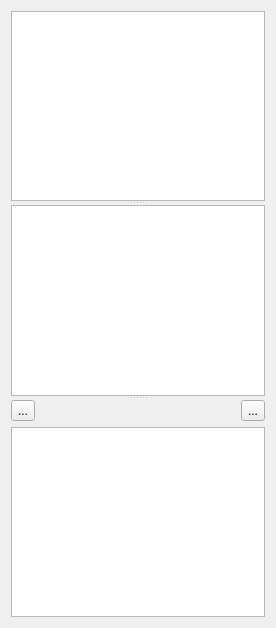
First picture: the form in spinetoolbox/ui/jump_properties.ui, repository spine-tools/Spine-Toolbox, before the edit.
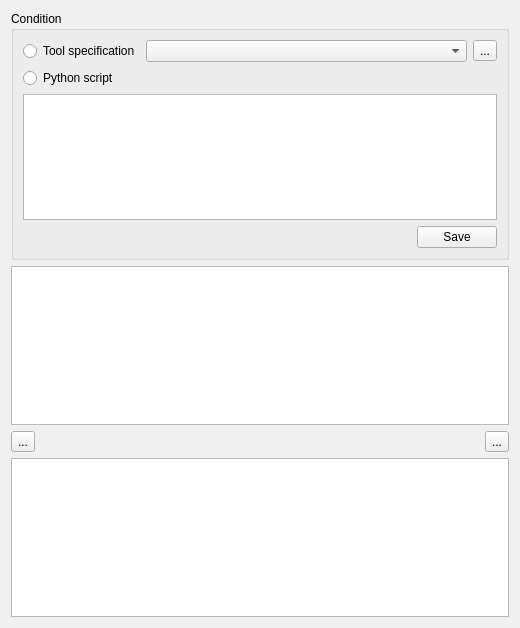
Second picture: the form after the edit. Icons and pictures are not drawn. Custom widgets are drawn as their Qt base class.

Commit message:
Support jumps with tool specifications
Re Spine-project/Spine-Toolbox#1778

```diff
--- a/spinetoolbox/ui/jump_properties.ui
+++ b/spinetoolbox/ui/jump_properties.ui
@@ -18,7 +18,7 @@
    <rect>
     <x>0</x>
     <y>0</y>
-    <width>276</width>
+    <width>520</width>
     <height>628</height>
    </rect>
   </property>
@@ -27,19 +27,83 @@
   </property>
   <layout class="QVBoxLayout" name="verticalLayout">
    <item>
-    <widget class="QSplitter" name="splitter">
+    <widget class="QGroupBox" name="groupBox_condition">
+     <property name="title">
+      <string>Condition</string>
+     </property>
+     <layout class="QVBoxLayout" name="verticalLayout_2">
+      <item>
+       <layout class="QHBoxLayout" name="horizontalLayout_2">
+        <item>
+         <widget class="QRadioButton" name="radioButton_tool_spec">
+          <property name="text">
+           <string>Tool specification</string>
+          </property>
+         </widget>
+        </item>
+        <item>
+         <widget class="QComboBox" name="comboBox_tool_spec">
+          <property name="sizePolicy">
+           <sizepolicy hsizetype="Expanding" vsizetype="Fixed">
+            <horstretch>0</horstretch>
+            <verstretch>0</verstretch>
+           </sizepolicy>
+          </property>
+         </widget>
+        </item>
+        <item>
+         <widget class="QToolButton" name="toolButton_edit_tool_spec">
+          <property name="text">
+           <string>...</string>
+          </property>
+          <property name="icon">
+           <iconset resource="../../../spine-items/spine_items/ui/resources/resources_icons.qrc">
+            <normaloff>:/icons/wrench.svg</normaloff>:/icons/wrench.svg</iconset>
+          </property>
+         </widget>
+        </item>
+       </layout>
+      </item>
+      <item>
+       <widget class="QRadioButton" name="radioButton_py_script">
+        <property name="text">
+         <string>Python script</string>
+        </property>
+       </widget>
+      </item>
+      <item>
+       <widget class="CodeTextEdit" name="condition_script_edit"/>
+      </item>
+      <item>
+       <layout class="QHBoxLayout" name="horizontalLayout_3">
+        <item>
+         <spacer name="horizontalSpacer_3">
      <property name="orientation">
-      <enum>Qt::Vertical</enum>
-     </property>
-     <widget class="CodeTextEdit" name="condition_edit"/>
-     <widget class="QTreeView" name="treeView_cmd_line_args">
-      <property name="dragDropMode">
-       <enum>QAbstractItemView::DragDrop</enum>
-      </property>
-     </widget>
-     <widget class="QWidget" name="verticalLayoutWidget">
+           <enum>Qt::Horizontal</enum>
+          </property>
+          <property name="sizeHint" stdset="0">
+           <size>
+            <width>40</width>
+            <height>20</height>
+           </size>
+          </property>
+         </spacer>
+        </item>
+        <item>
+         <widget class="QPushButton" name="pushButton_save_script">
+          <property name="text">
+           <string>Save</string>
+          </property>
+         </widget>
+        </item>
+       </layout>
+      </item>
+     </layout>
+    </widget>
+   </item>
+   <item>
       <layout class="QGridLayout" name="gridLayout">
-       <item row="0" column="0">
+     <item row="1" column="0">
         <layout class="QHBoxLayout" name="horizontalLayout">
          <item>
           <widget class="QToolButton" name="toolButton_add_arg">
@@ -78,7 +142,7 @@
          </item>
         </layout>
        </item>
-       <item row="1" column="0">
+     <item row="2" column="0">
         <widget class="QTreeView" name="treeView_input_files">
          <property name="dragDropMode">
           <enum>QAbstractItemView::DragDrop</enum>
@@ -88,9 +152,14 @@
          </property>
         </widget>
        </item>
-      </layout>
-     </widget>
-    </widget>
+     <item row="0" column="0">
+      <widget class="QTreeView" name="treeView_cmd_line_args">
+       <property name="dragDropMode">
+        <enum>QAbstractItemView::DragDrop</enum>
+       </property>
+      </widget>
+     </item>
+    </layout>
    </item>
   </layout>
  </widget>
```
Lines whose indentation alone changed are shown as unchanged. The commit also changes 10 other files.
